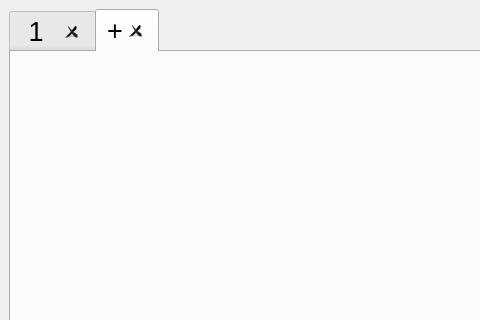
Qt form Qt/SecApp/mainwindow.ui (MaximeJeanRey/CalculateurSection) before a commit; both pictures show x 0 to 480 and y 0 to 320 of the 589 by 530 pixel window.
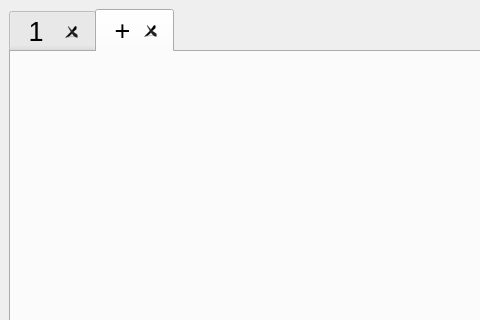
The same form after that commit. The open tabs and pages were chosen to show the change.

Commit message: Small fix for cross button

```diff
--- a/Qt/SecApp/mainwindow.ui
+++ b/Qt/SecApp/mainwindow.ui
@@ -60,7 +60,7 @@
         <set>Qt::ImhNone</set>
        </property>
        <attribute name="title">
-        <string>+</string>
+        <string> + </string>
        </attribute>
       </widget>
      </widget>
```
Left out of the diff: 4 changed lines with no effect on the pictures. The commit also changes 1 other file.
